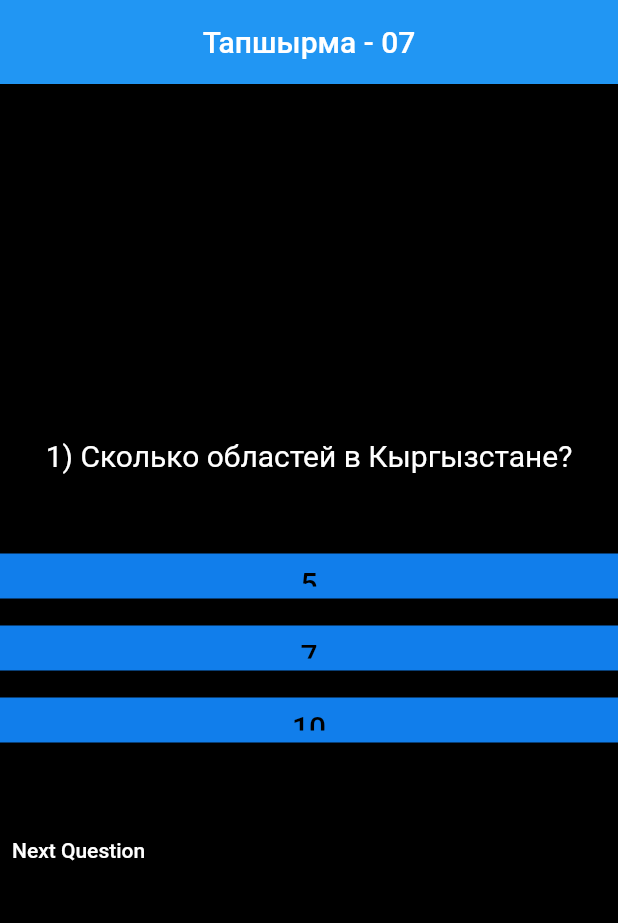
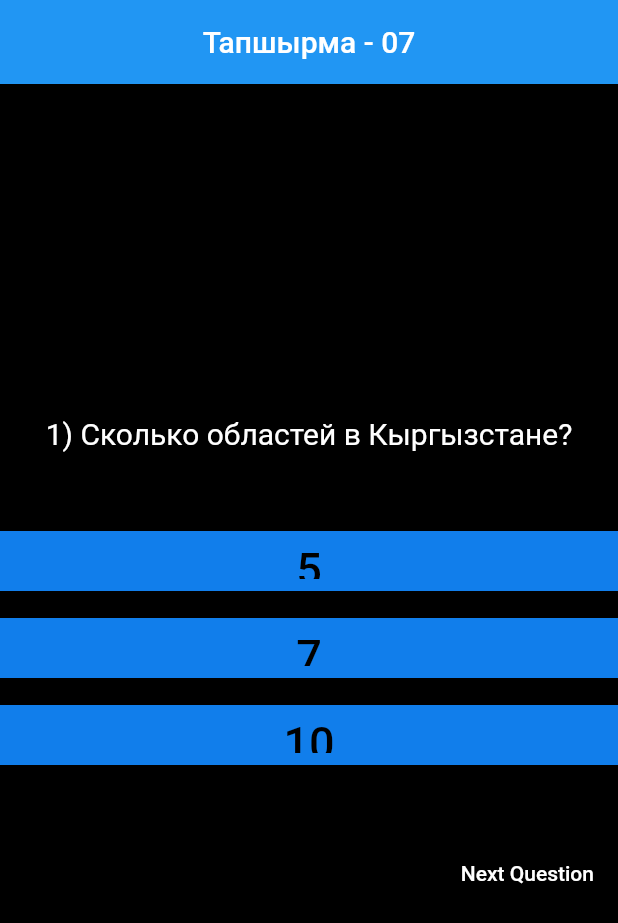
Before and after one commit to sahzoda/Test-app, a Flutter app: the screen it shows after launch, on a phone screen of 412 x 824 dp. Shown: the top 923 px of the screen. Run offline on Flutter 3.47's test engine with Material 2 defaults, Android fonts, the phone set to English and light mode, and no system bars.

Commit message:
Quizz app finish

```diff
--- a/flutter_project/lib/homePage.dart
+++ b/flutter_project/lib/homePage.dart
@@ -2,8 +2,6 @@ import 'dart:io';
 
 import 'package:flutter/material.dart';
 import 'package:flutter_project/vaprosy.dart';
-
-
 
 class HomePage extends StatefulWidget {
   const HomePage({Key key}) : super(key: key);
@@ -13,22 +11,16 @@ class HomePage extends StatefulWidget {
 }
 
 class _HomePageState extends State<HomePage> {
-
   bool isPressed = false;
-  Color trueAnswer= Colors.green;
-  Color falseAnswer=Colors.red;
-  Color btnColor=Color(0xFF117eeb);
-  int number= 0;
-  void test() {
-    setState(() {});
-  }
-
-
+  Color trueAnswer = Colors.green;
+  Color falseAnswer = Colors.red;
+  Color btnColor = Color(0xFF117eeb);
+  PageController _controller = PageController(initialPage: 0);
+  int number = 0;
   @override
   Widget build(BuildContext context) {
     return Scaffold(
       backgroundColor: Colors.black,
-
       appBar: AppBar(
         title: Center(
           child: Text(
@@ -37,16 +29,24 @@ class _HomePageState extends State<HomePage> {
         ),
       ),
       body: PageView.builder(
-
+        controller: _controller,
+        onPageChanged: (Page) {
+          setState(() {
+            isPressed = false;
+          });
+        },
         itemCount: questions.length,
-        itemBuilder: (context, index){
+        itemBuilder: (context, index) {
           return Center(
-          child: Column(mainAxisAlignment: MainAxisAlignment.center,
-          children: [SizedBox(
+            child: Column(
+              mainAxisAlignment: MainAxisAlignment.center,
+              children: [
+                SizedBox(
                   height: 30,
                   width: double.infinity,
                   child: Center(
-             child: Text(questions  [index].question ,
+                    child: Text(
+                      questions[index].question,
                       style: TextStyle(
                         color: Colors.white,
                         fontSize: 20.0,
@@ -57,28 +57,39 @@ class _HomePageState extends State<HomePage> {
                 SizedBox(
                   height: 50,
                 ),
-              for( int i = 0; i< questions[index].answers.length;i ++)
+                for (int i = 0; i < questions[index].answers.length; i++)
                   Container(
                     width: double.infinity,
-                margin: EdgeInsets.only(bottom: 18.0,),
-                height: 30,
-                color: isPressed?questions[index].answers.entries.toList()[i].value?
-                trueAnswer:falseAnswer:btnColor,
+                    margin: EdgeInsets.only(
+                      bottom: 18.0,
+                    ),
+                    height: 40,
+                    color: isPressed
+                        ? questions[index].answers.entries.toList()[i].value
+                            ? trueAnswer
+                            : falseAnswer
+                        : btnColor,
                     child: TextButton(
                       onPressed: (() {
                         setState(() {
-                        isPressed=true;
+                          isPressed = true;
                         });
-       if(questions[index].answers.entries.toList()[i].value)
-         { } else{
+                        if (questions[index]
+                            .answers
+                            .entries
+                            .toList()[i]
+                            .value) {
+                        } else {
                           setState(() {
-                    btnColor=falseAnswer;
+                            btnColor = btnColor;
                           });
                         }
                       }),
-                child: Text(questions[index].answers.keys.toList()[i],
-                style: TextStyle(color: Colors.black,
-                fontSize: 20,
+                      child: Text(
+                        questions[index].answers.keys.toList()[i],
+                        style: TextStyle(
+                          color: Colors.black,
+                          fontSize: 30,
                         ),
                       ),
                     ),
@@ -87,22 +98,33 @@ class _HomePageState extends State<HomePage> {
                   height: 30,
                 ),
                 Row(
+                  mainAxisAlignment: MainAxisAlignment.end,
                   children: [
-                  TextButton(onPressed: (() {
+                    OutlinedButton(
+                      onPressed: isPressed
+                          ? () {
+                              _controller.nextPage(
+                                  duration: Duration(milliseconds: 550),
+                                  curve: Curves.linear);
+                            }
+                          : null,
 
-                  }),
-                   child: Text("Next Question",
-                   style: TextStyle(color: Colors.white),
-                   )
+                      //  style: ButtonStyle(),
+
+                      child: Text(
+                        "Next Question",
+                        style: TextStyle(
+                          color: Colors.white,
+                        ),
+                      ),
+                    ),
+                  ],
                 )
               ],
-              )
-
-              ], ),
+            ),
           );
         },
-      )
+      ),
     );
   }
-
 }
--- a/flutter_project/pubspec.yaml
+++ b/flutter_project/pubspec.yaml
@@ -34,7 +34,7 @@ dependencies:
   # The following adds the Cupertino Icons font to your application.
   # Use with the CupertinoIcons class for iOS style icons.
   cupertino_icons: ^1.0.2
-  audioplayers: ^0.20.1
+  # audioplayers: ^0.20.1
 
 dev_dependencies:
   flutter_test:
```
Also changed, not shown: flutter_project/lib/question.dart (+26 -1 lines), flutter_project/pubspec.lock. Lines whose indentation alone changed are shown as unchanged.
